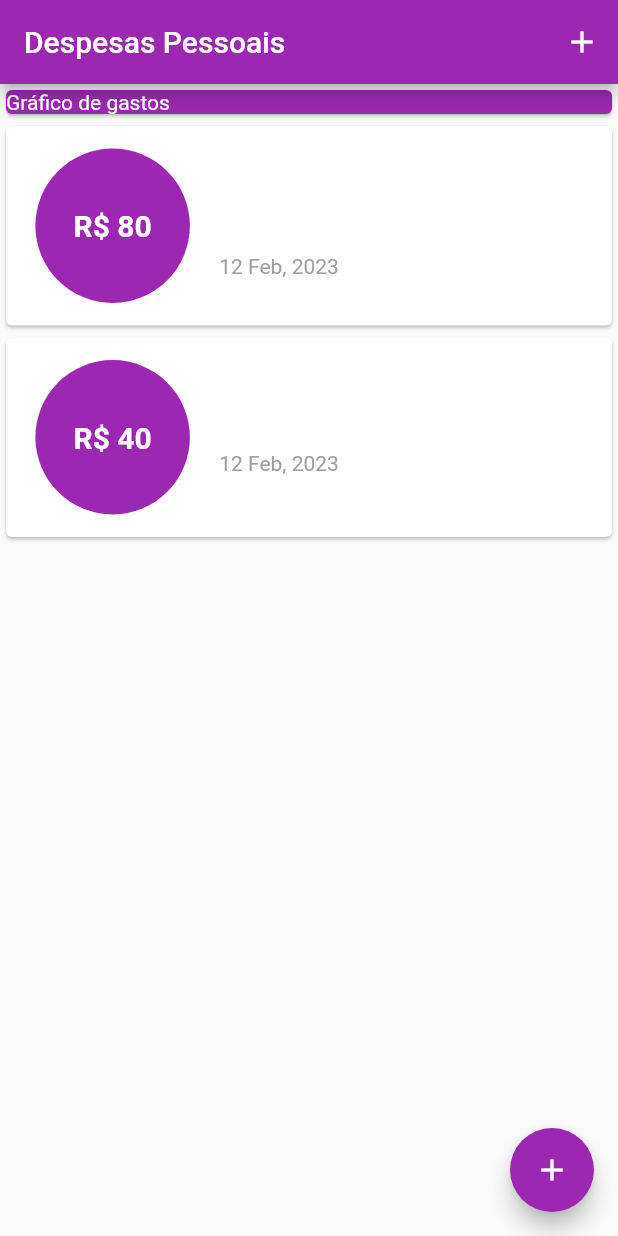
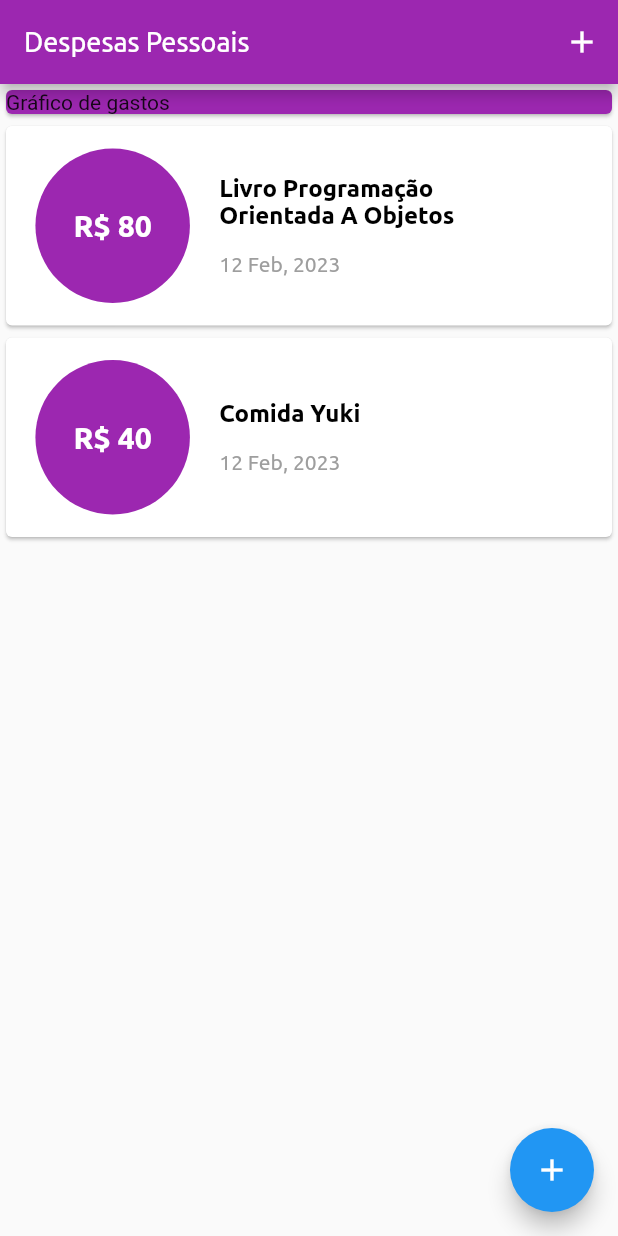
Before and after one commit to sophiecalixto/personal_expenses, a Flutter app: the screen it shows after launch, on a phone screen of 412 x 824 dp. Run offline on Flutter 3.47's test engine with Material 2 defaults, Android fonts, the phone set to English and light mode, and no system bars.

Commit message:
feat: configured theme

```diff
--- a/lib/components/transaction_list.dart
+++ b/lib/components/transaction_list.dart
@@ -30,11 +30,7 @@ class TransactionList extends StatelessWidget {
                     shape: BoxShape.circle,
                   ),
                   child: Text(
-                    style: const TextStyle(
-                      color: Colors.white,
-                      fontSize: 20,
-                      fontWeight: FontWeight.w600,
-                    ),
+                    style: Theme.of(context).textTheme.headlineLarge,
                     'R\$ ${transaction.value.toStringAsFixed(0)}',
                   ),
                 ),
@@ -45,18 +41,13 @@ class TransactionList extends StatelessWidget {
                       width: 210,
                       child: Text(
                         softWrap: true,
-                        style: const TextStyle(
-                          fontSize: 16,
-                          fontWeight: FontWeight.bold,
-                        ),
+                        style: Theme.of(context).textTheme.headlineMedium,
                         transaction.title,
                       ),
                     ),
                     const Divider(),
                     Text(
-                      style: const TextStyle(
-                        color: Colors.grey,
-                      ),
+                      style: Theme.of(context).textTheme.headlineSmall,
                       DateFormat('d MMM, y').format(transaction.time),
                     ),
                   ],
--- a/lib/main.dart
+++ b/lib/main.dart
@@ -17,14 +17,33 @@ class PersonalExpensesApp extends StatelessWidget {
   Widget build(BuildContext context) {
     return MaterialApp(
       theme: theme.copyWith(
-        textTheme: const TextTheme(
-          headline1: TextStyle(
+        textTheme: theme.textTheme.copyWith(
+          headlineLarge: const TextStyle(
             fontFamily: 'Ubuntu',
+            fontSize: 20,
+            fontWeight: FontWeight.w600,
+            color: Colors.white,
+          ),
+          headlineMedium: const TextStyle(
+            fontFamily: 'Ubuntu',
+            fontSize: 16,
+            fontWeight: FontWeight.bold,
+            color: Colors.black,
+          ),
+          headlineSmall: const TextStyle(
+            fontSize: 14,
+            fontFamily: 'Ubuntu',
+            color: Colors.grey,
           ),
         ),
-        colorScheme: const ColorScheme.light(
+        colorScheme: theme.colorScheme.copyWith(
           primary: Colors.purple,
-          secondary: Colors.purple,
+        ),
+        appBarTheme: theme.appBarTheme.copyWith(
+          titleTextStyle: const TextStyle(
+            fontFamily: 'Ubuntu',
+            fontSize: 18,
+          ),
         ),
       ),
       home: const MyHomePage(),
```
